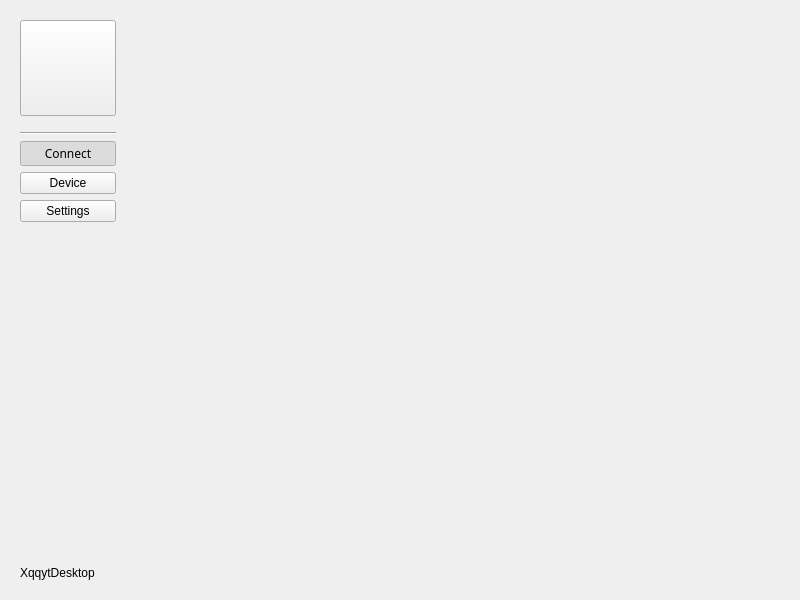
Above: UI/MainWidget/MainWidget.ui from XQQYT/XqqytDesktop before the change. Below: the same form after it.
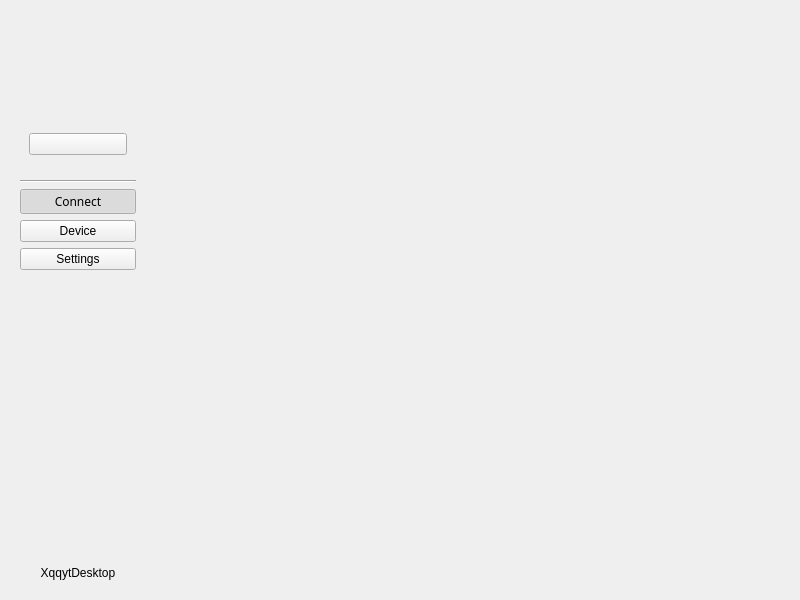
That is the form after the change.

Commit message: add_show_user_avatar_and_username

```diff
--- a/UI/MainWidget/MainWidget.ui
+++ b/UI/MainWidget/MainWidget.ui
@@ -21,22 +21,50 @@
      </property>
      <layout class="QVBoxLayout" name="verticalLayout">
       <item>
-       <widget class="QPushButton" name="btn_logo">
+       <widget class="QWidget" name="widget" native="true">
+        <property name="styleSheet">
+         <string notr="true"/>
+        </property>
+        <layout class="QVBoxLayout" name="verticalLayout_2">
+         <item>
+          <widget class="QWidget" name="widget_2" native="true">
+           <layout class="QHBoxLayout" name="horizontalLayout">
+            <item>
+             <widget class="QLabel" name="label_avatar">
         <property name="minimumSize">
          <size>
-          <width>96</width>
-          <height>96</height>
+                <width>80</width>
+                <height>80</height>
          </size>
         </property>
         <property name="maximumSize">
          <size>
-          <width>96</width>
-          <height>96</height>
+                <width>80</width>
+                <height>80</height>
          </size>
         </property>
         <property name="text">
          <string/>
         </property>
+              <property name="alignment">
+               <set>Qt::AlignCenter</set>
+              </property>
+             </widget>
+            </item>
+           </layout>
+          </widget>
+         </item>
+         <item>
+          <widget class="QPushButton" name="btn_username">
+           <property name="cursor">
+            <cursorShape>PointingHandCursor</cursorShape>
+           </property>
+           <property name="text">
+            <string/>
+           </property>
+          </widget>
+         </item>
+        </layout>
        </widget>
       </item>
       <item>
@@ -124,6 +152,9 @@
         <property name="text">
          <string>XqqytDesktop</string>
         </property>
+        <property name="alignment">
+         <set>Qt::AlignCenter</set>
+        </property>
        </widget>
       </item>
      </layout>
```
Lines whose indentation alone changed are shown as unchanged. The commit also changes 8 other files.
